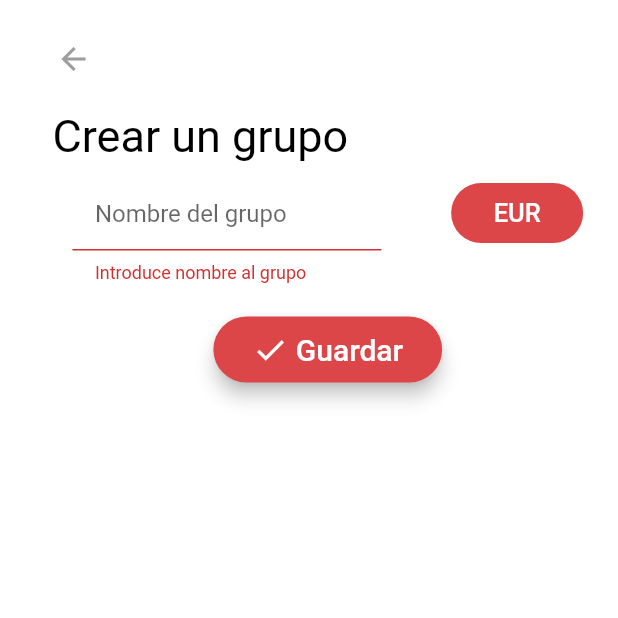
After one commit to AdrianLopezGue/daruma-frontend, a Flutter app: the CreateGroupPage screen opened directly, after a tap on "Guardar", on a phone screen of 412 x 824 dp, the top half of it. The commit adds this screen. Run offline on Flutter 3.47's test engine with Material 2 defaults, Android fonts, the phone set to English and light mode, and no system bars; our stand-ins replace firebase_auth, flutter_redux, google_fonts, google_sign_in, redux, rxdart; accounts and stored records are empty.

Commit message:
create group created and post done

```diff
--- /dev/null
+++ b/lib/ui/pages/create-group.dart
@@ -0,0 +1,167 @@
+import 'package:daruma/model/group.dart';
+import 'package:daruma/ui/widget/currency-button-widget.dart';
+import 'package:daruma/ui/widget/post-dialog-widget.dart';
+import 'package:daruma/util/colors.dart';
+import 'package:flutter/material.dart';
+import 'package:google_fonts/google_fonts.dart';
+import 'package:uuid/uuid.dart';
+
+class CreateGroupPage extends StatelessWidget {
+  @override
+  Widget build(BuildContext context) {
+    return Scaffold(
+      body: SafeArea(
+        child: Container(
+          color: white,
+          child: Padding(
+            padding: const EdgeInsets.only(left: 25.0, top: 15.0),
+            child: Column(
+              children: <Widget>[
+                Row(
+                  children: <Widget>[
+                    BackButton(color: Colors.grey),
+                  ],
+                ),
+                Row(
+                  children: <Widget>[
+                    Padding(
+                      padding: const EdgeInsets.all(10.0),
+                      child: Text(
+                        'Crear un grupo',
+                        style: GoogleFonts.aBeeZee(
+                            fontSize: 30, textStyle: TextStyle(color: black)),
+                      ),
+                    ),
+                  ],
+                ),
+                NewGroupForm()
+              ],
+            ),
+          ),
+        ),
+      ),
+    );
+  }
+}
+
+class NewGroupForm extends StatefulWidget {
+  @override
+  _NewGroupFormState createState() => _NewGroupFormState();
+}
+
+class _NewGroupFormState extends State<NewGroupForm> {
+  final _formKey = GlobalKey<FormState>();
+  Group group = Group();
+
+  @override
+  void initState() {
+    var uuid = new Uuid();
+    group.idGroup = uuid.v4();
+    group.currencyCode = 'EUR';
+    super.initState();
+  }
+
+  @override
+  Widget build(BuildContext context) {
+    final halfMediaWidth = MediaQuery.of(context).size.width / 2.0;
+
+    return Form(
+      key: _formKey,
+      child: Column(
+        children: <Widget>[
+          Container(
+            alignment: Alignment.topCenter,
+            child: Row(
+              crossAxisAlignment: CrossAxisAlignment.start,
+              mainAxisAlignment: MainAxisAlignment.spaceAround,
+              children: <Widget>[
+                Container(
+                  alignment: Alignment.topCenter,
+                  width: halfMediaWidth,
+                  child: MyTextFormField(
+                    hintText: 'Nombre del grupo',
+                    validator: (String value) {
+                      if (value.isEmpty) {
+                        return 'Introduce nombre al grupo';
+                      }
+                      return null;
+                    },
+                    onSaved: (String value) {
+                      group.name = value;
+                    },
+                  ),
+                ),
+                CurrencyButton(
+                  currentCurrencyCode: group.currencyCode,
+                  selectedCode: (currencyCode){
+                  setState(() {
+                    group.currencyCode = currencyCode;
+                  });
+                }),
+              ],
+            ),
+          ),
+          SizedBox(height: 20.0),
+          RaisedButton(
+            color: redPrimaryColor,
+            onPressed: () {
+              if (_formKey.currentState.validate()) {
+                _formKey.currentState.save();
+
+                showDialog(
+                    context: context,
+                    child: new SimpleDialog(children: <Widget>[
+                      PostDialog(group: group),
+                    ]));
+              }
+            },
+            child: Padding(
+                padding: const EdgeInsets.all(10.0),
+                child: Row(
+                  mainAxisSize: MainAxisSize.min,
+                  children: <Widget>[
+                    Icon(Icons.done, color: white),
+                    SizedBox(width: 5.0,),
+                    Text(
+                      'Guardar',
+                      style: GoogleFonts.aBeeZee(
+                                textStyle: TextStyle(fontSize: 20, color: Colors.white)
+                                ),
+                    ),
+                  ],
+                ),
+              ),
+            elevation: 5,
+            shape: RoundedRectangleBorder(borderRadius: BorderRadius.circular(40)),
+          )
+        ],
+      ),
+    );
+  }
+}
+
+class MyTextFormField extends StatelessWidget {
+  final String hintText;
+  final Function validator;
+  final Function onSaved;
+
+  MyTextFormField({
+    this.hintText,
+    this.validator,
+    this.onSaved,
+  });
+
+  @override
+  Widget build(BuildContext context) {
+    return TextFormField(
+        decoration: InputDecoration(
+          hintText: hintText,
+          contentPadding: EdgeInsets.all(15.0),
+          filled: true,
+          fillColor: white,
+        ),
+        validator: validator,
+        onSaved: onSaved,
+      );
+  }
+}
--- a/lib/ui/widget/groups-list-widget.dart
+++ b/lib/ui/widget/groups-list-widget.dart
@@ -55,7 +55,7 @@ class GroupsList extends StatelessWidget {
                       "No hay grupos:(",
                       style: GoogleFonts.aBeeZee(
                           fontSize: 22,
-                          textStyle: TextStyle(color: redPrimaryColor)),
+                          textStyle: TextStyle(color: white)),
                     ),
                   ),
                 );
```
Also changed, not shown: lib/ui/pages/first.dart (+8 -144 lines), lib/ui/widget/post-dialog-widget.dart (added, +106 -0 lines).
